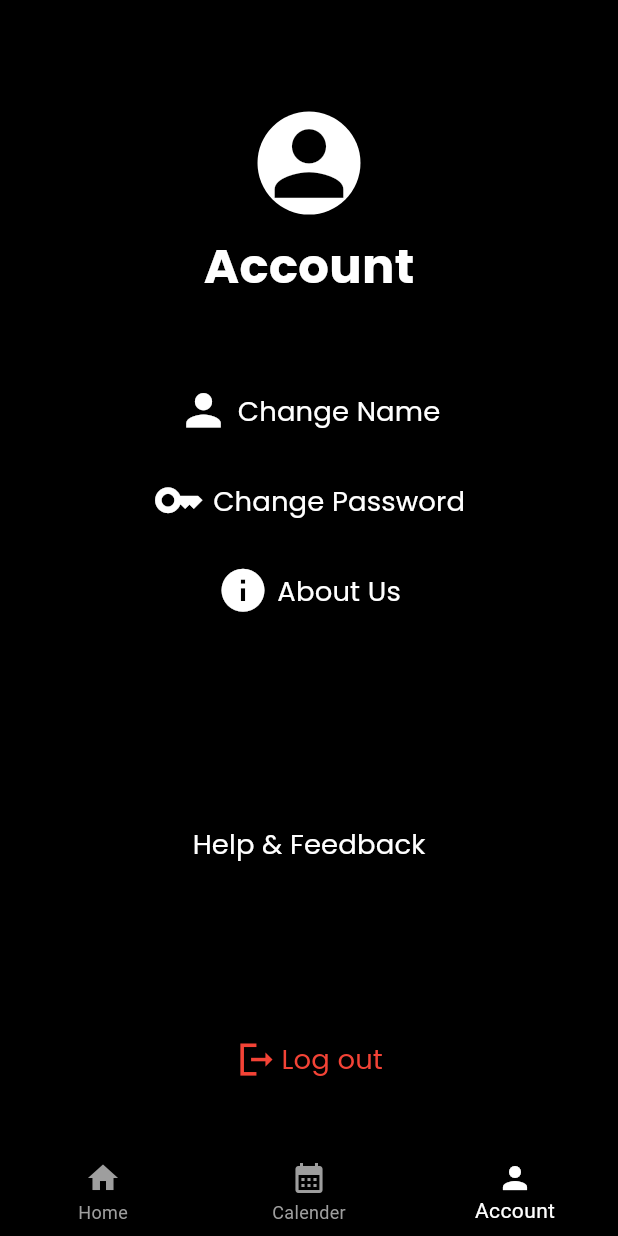
After one commit to Ayushkarun/Tickdone-todo-app, a Flutter app: the Bottomnav screen opened directly, item 3 of the bottom bar chosen, after a tap on "Change Name", on a phone screen of 412 x 824 dp. The commit adds this screen. Run offline on Flutter 3.47's test engine with Material 3 defaults, Android fonts, the phone set to English and light mode, and no system bars; our stand-ins replace awesome_snackbar_content, firebase_core, flutter_native_splash, flutter_screenutil, flutter_spinkit, google_sign_in and 2 more; accounts and stored records are empty.

Commit message:
App screen

```diff
--- /dev/null
+++ b/lib/Screens/Home/Account.dart
@@ -0,0 +1,149 @@
+import 'package:flutter/material.dart';
+import 'package:shared_preferences/shared_preferences.dart';
+import 'package:tickdone/Screens/Login/login.dart';
+import 'package:flutter_screenutil/flutter_screenutil.dart';
+
+class Account extends StatefulWidget {
+  const Account({super.key});
+
+  @override
+  State<Account> createState() => _AccountState();
+}
+
+class _AccountState extends State<Account> {
+  @override
+  Widget build(BuildContext context) {
+    return Container(
+      padding: EdgeInsets.only(
+        top: 50.h,
+        bottom: 18.h,
+        left: 10.w,
+        right: 10.w,
+      ),
+      color: Colors.black,
+      height: double.infinity,
+      width: double.infinity,
+      child: Column(
+        mainAxisAlignment: MainAxisAlignment.center,
+        children: [
+          CircleAvatar(
+            radius: 30.r,
+            backgroundColor: Colors.white,
+            child: Icon(Icons.person, color: Colors.black, size: 60.sp),
+          ),
+
+          SizedBox(height: 10.h),
+          Text(
+            'Account',
+            style: TextStyle(
+              color: Colors.white,
+              fontFamily: 'Poppins',
+              fontWeight: FontWeight.bold,
+              fontSize: 28.sp,
+            ),
+          ),
+          SizedBox(height: 40.h),
+          Center(
+            child: Column(
+              mainAxisAlignment: MainAxisAlignment.center,
+              children: [
+                TextButton(
+                  onPressed: () {},
+                  child: Row(
+                    mainAxisAlignment: MainAxisAlignment.center,
+                    children: [
+                      Icon(Icons.person, color: Colors.white, size: 30.sp),
+                      SizedBox(width: 5.w),
+                      Text(
+                        'Change Name',
+                        style: TextStyle(
+                          color: Colors.white,
+                          fontFamily: 'Poppins',
+                          fontSize: 16.sp,
+                        ),
+                      ),
+                    ],
+                  ),
+                ),
+                SizedBox(height: 8.h),
+                TextButton(
+                  onPressed: () {},
+                  child: Row(
+                    mainAxisAlignment: MainAxisAlignment.center,
+                    children: [
+                      Icon(Icons.key, color: Colors.white, size: 30.sp),
+                      SizedBox(width: 5.w),
+                      Text(
+                        'Change Password',
+                        style: TextStyle(
+                          color: Colors.white,
+                          fontFamily: 'Poppins',
+                          fontSize: 16.sp,
+                        ),
+                      ),
+                    ],
+                  ),
+                ),
+                SizedBox(height: 8.h),
+                TextButton(
+                  onPressed: () {},
+                  child: Row(
+                    mainAxisAlignment: MainAxisAlignment.center,
+                    children: [
+                      Icon(Icons.info, color: Colors.white, size: 30.sp),
+                      SizedBox(width: 5.w),
+                      Text(
+                        'About Us',
+                        style: TextStyle(
+                          color: Colors.white,
+                          fontFamily: 'Poppins',
+                          fontSize: 16.sp,
+                        ),
+                      ),
+                    ],
+                  ),
+                ),
+              ],
+            ),
+          ),
+          SizedBox(height: 100.h),
+          Center(
+            child: TextButton(
+              onPressed: () {},
+              child: Text(
+                'Help & Feedback',
+                style: TextStyle(color: Colors.white, fontFamily: 'Poppins',fontSize: 16.sp,),
+              ),
+            ),
+          ),
+         SizedBox(height: 80.h),
+          Center(
+            child: TextButton(
+              onPressed: () async {
+                final prefs = await SharedPreferences.getInstance();
+                await prefs.clear();
+
+                Navigator.pushAndRemoveUntil(
+                  context,
+                  MaterialPageRoute(builder: (context) => Loginpage()),
+                  (route) => false,
+                );
+              },
+              child: Row(
+                mainAxisAlignment: MainAxisAlignment.center,
+                children: [
+                  Icon(Icons.logout_sharp, color: Colors.red,size: 25.sp),
+                  SizedBox(width: 2.w),
+                  Text(
+                    'Log out',
+                    style: TextStyle(color: Colors.red, fontFamily: 'Poppins',fontSize: 16.sp,),
+                  ),
+                ],
+              ),
+            ),
+          ),
+        ],
+      ),
+    );
+  }
+}
--- /dev/null
+++ b/lib/Screens/Home/bottomnav.dart
@@ -0,0 +1,51 @@
+import 'package:flutter/material.dart';
+import 'package:tickdone/Screens/Home/Account.dart';
+import 'package:tickdone/Screens/Home/calender.dart';
+import 'package:tickdone/Screens/Home/home.dart';
+
+class Bottomnav extends StatefulWidget {
+  const Bottomnav({super.key});
+
+  @override
+  State<Bottomnav> createState() => _BottomnavState();
+}
+
+class _BottomnavState extends State<Bottomnav> {
+    int selectedindex = 0;
+
+    List<Widget> widgetoptions=[
+      Home(),
+      Calender(),
+      Account()
+    ];
+
+  @override
+  Widget build(BuildContext context) {
+    return Scaffold(
+
+        bottomNavigationBar: BottomNavigationBar(
+          currentIndex: selectedindex,
+          onTap: (int index) {
+            setState(() {
+              selectedindex = index;
+            });
+          },
+          backgroundColor: Colors.black,
+          elevation: 0,
+          type: BottomNavigationBarType.fixed,
+          selectedItemColor: Colors.white,
+          unselectedItemColor: Colors.grey,
+          items: const [
+            BottomNavigationBarItem(icon: Icon(Icons.home), label: "Home"),
+            BottomNavigationBarItem(
+              icon: Icon(Icons.calendar_month),
+              label: "Calender",
+            ),
+            BottomNavigationBarItem(icon: Icon(Icons.person), label: "Account"),
+          ],
+        ),
+        body: widgetoptions.elementAt(selectedindex),
+
+    );
+  }
+}
--- /dev/null
+++ b/lib/Screens/Home/calender.dart
@@ -0,0 +1,21 @@
+import 'package:flutter/material.dart';
+
+class Calender extends StatefulWidget {
+  const Calender({super.key});
+
+  @override
+  State<Calender> createState() => _CalenderState();
+}
+
+class _CalenderState extends State<Calender> {
+  @override
+  Widget build(BuildContext context) {
+    return Container(
+      color: Colors.amber,
+      height: double.infinity,
+      child: Center(
+       child: Text('calender'),
+      ),
+    );
+  }
+}
--- a/lib/Screens/Home/home.dart
+++ b/lib/Screens/Home/home.dart
@@ -8,16 +8,15 @@ class Home extends StatefulWidget {
 }
 
 class _HomeState extends State<Home> {
-@override
-Widget build(BuildContext context) {
-  return WillPopScope(
-    onWillPop: () async => false,
-    child: Scaffold(
-      appBar: AppBar(
-        automaticallyImplyLeading: false,
+
+  @override
+  Widget build(BuildContext context) {
+    return Container(
+      color: Colors.black,
+      height: double.infinity,
+      child: Center(
+       child: Text('Home'),
       ),
-      body: Center(child: Text('Home')),
-    ),
-  );
+    );
+  }
 }
-}
--- a/pubspec.yaml
+++ b/pubspec.yaml
@@ -41,7 +41,7 @@ dependencies:
   http: ^1.4.0
   # dio: ^5.8.0+1
   awesome_snackbar_content: ^0.1.6
-  firebase_core: ^3.1.1 # Use specific, compatible versions
+  firebase_core: ^3.1.1
   firebase_auth: ^5.1.1
   google_sign_in: ^6.2.1
   flutter_spinkit: ^5.2.1
```
Also changed, not shown: lib/Screens/Login/login.dart (+6 -11 lines), lib/Screens/Register/register.dart (+14 -11 lines), lib/Screens/onboardingScreens/onboarding_screen.dart (+24 -18 lines), lib/Screens/splash screen/splash_screen.dart (+35 -45 lines), lib/main.dart (+3 -49 lines), lib/notes.txt (+28 -1 lines), assets/Home.png (added).
